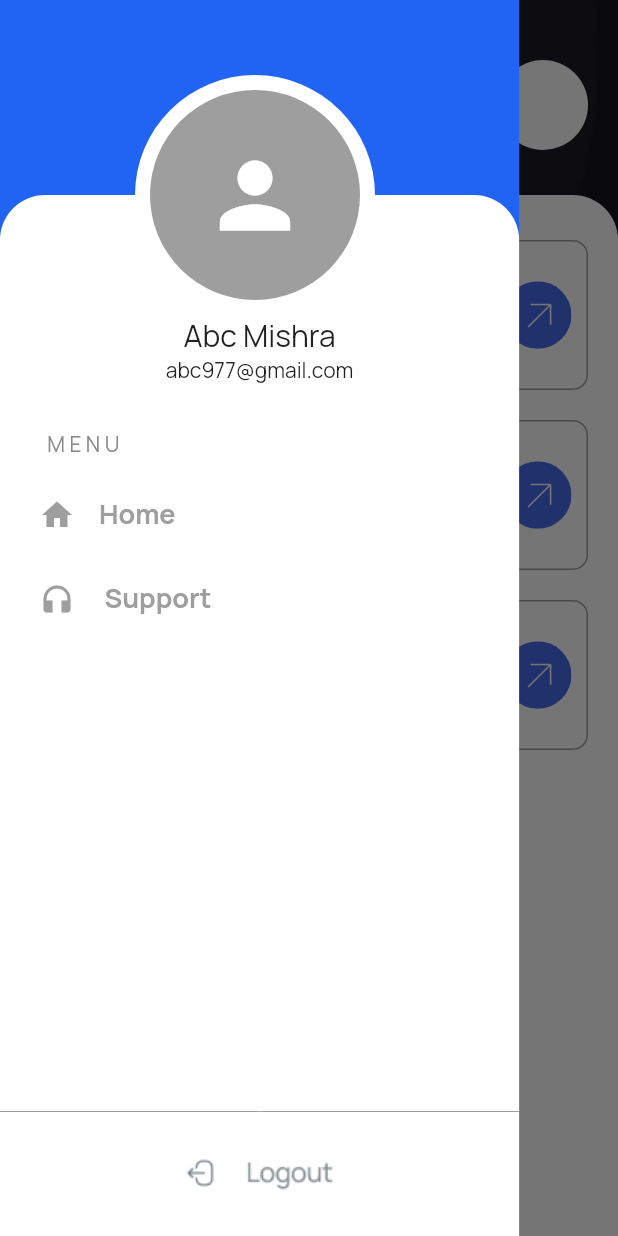
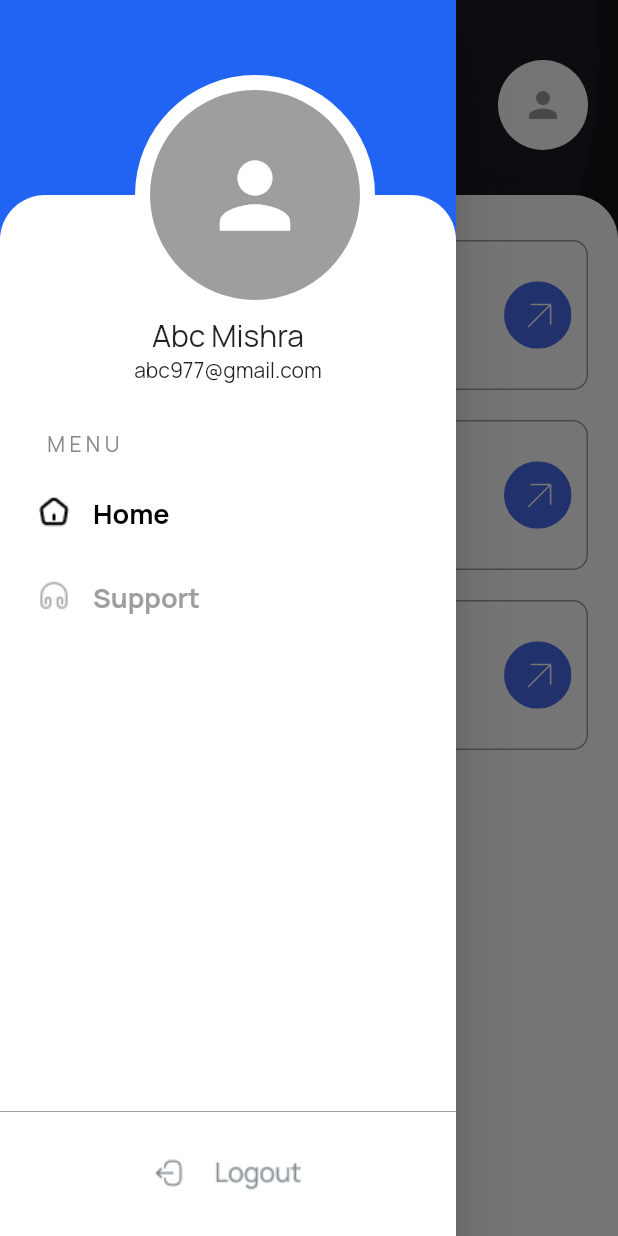
Before and after one commit to nestorbird/NotiBell-Flutter-App, a Flutter app: the HomeScreen screen opened directly, with the side drawer open, on a phone screen of 412 x 824 dp. Run offline on Flutter 3.47's test engine with Material 2 defaults, Android fonts, the light colour scheme and no system bars; our stand-ins replace connectivity_plus, firebase_core, firebase_messaging, flutter_svg, google_fonts, shared_preferences; accounts and stored records are empty.

Commit message:
Side hamburger using custom Drawer(Stack)

```diff
--- a/lib/screens/home_screen/view/home_screen.dart
+++ b/lib/screens/home_screen/view/home_screen.dart
@@ -20,10 +20,14 @@ class HomeScreen extends StatefulWidget {
 class _HomeScreenState extends State<HomeScreen> {
   late HomeScreenProvider _homeScreenProvider;
   String profileImageurl = "";
-  bool _selected = false;
-  bool _selected2 = false;
 
-  List<String> name = ['Home', 'Support'];
+  List<String> texts = ['Home', 'Support'];
+  List<bool> _isSelected = [true, false];
+  List<Widget> _list = [const HomeScreen(), const SizedBox()];
+  List<String> images = [
+    "lib/assets/images/home.png",
+    "lib/assets/images/headphone.png"
+  ];
 
   @override
   void initState() {
@@ -55,20 +59,17 @@ class _HomeScreenState extends State<HomeScreen> {
               ),
               Padding(
                 padding: const EdgeInsets.fromLTRB(10, 20, 20, 0),
-                child: Container(
-                  // color: Colors.blueAccent,
                 child: Row(
                   mainAxisAlignment: MainAxisAlignment.spaceBetween,
                   crossAxisAlignment: CrossAxisAlignment.center,
                   children: [
                     Container(
-                        margin: EdgeInsets.only(left: 10),
+                      margin: const EdgeInsets.only(left: 10),
                       decoration: BoxDecoration(
                           shape: BoxShape.circle,
-                            border:
-                                Border.all(color: Colors.white, width: 1.0)),
+                          border: Border.all(color: Colors.white, width: 1.0)),
                       child: IconButton(
-                            icon: Icon(
+                          icon: const Icon(
                             Icons.menu,
                             size: 28,
                             color: Colors.white,
@@ -77,28 +78,6 @@ class _HomeScreenState extends State<HomeScreen> {
                             _globalKey.currentState!.openDrawer();
                           }),
                     ),
-                      // Ink(
-                      //   decoration: BoxDecoration(
-                      //     border: Border.all(color: Colors.white, width: 10.0),
-                      //     shape: BoxShape.circle,
-                      //   ),
-                      //   child: InkWell(
-                      //     borderRadius: BorderRadius.circular(100.0),
-                      //     onTap: () {
-                      //       setState(() {
-                      //         _globalKey.currentState!.openDrawer();
-                      //       });
-                      //     },
-                      //     child: const Padding(
-                      //       padding: EdgeInsets.all(10.0),
-                      //       child: Icon(
-                      //         Icons.menu,
-                      //         size: 28.0,
-                      //         color: Colors.white,
-                      //       ),
-                      //     ),
-                      //   ),
-                      // ),
                     Container(
                       margin: const EdgeInsets.only(top: 10),
                       height: 90,
@@ -113,18 +92,21 @@ class _HomeScreenState extends State<HomeScreen> {
                                 fontSize: 25,
                                 fontWeight: FontWeight.bold),
                           ),
-                            Text('Text 2',
-                                style: TextStyle(color: Colors.white))
+                          Text('Text 2', style: TextStyle(color: Colors.white))
                         ],
                       ),
                     ),
-                      CircleAvatar(
+                    const CircleAvatar(
                       backgroundColor: Colors.white,
                       radius: 30,
+                      child: Icon(
+                        Icons.person,
+                        color: Colors.grey,
+                        size: 28,
+                      ),
                       // child: _getNetworkImage(value.profileImageUrl!, ""),
                     )
                   ],
-                  ),
                 ),
               ),
               Container(
@@ -179,7 +161,8 @@ class _HomeScreenState extends State<HomeScreen> {
   }
 
   Widget get _drawer {
-    return Stack(
+    return Drawer(
+        child: Stack(
       fit: StackFit.passthrough,
       children: [
         Container(
@@ -187,11 +170,6 @@ class _HomeScreenState extends State<HomeScreen> {
           width: MediaQuery.of(context).size.width * 0.84,
           padding: const EdgeInsets.all(20),
           color: const Color.fromARGB(255, 33, 100, 243),
-          // decoration: BoxDecoration(
-          //   image: DecorationImage(
-          //       image: AssetImage(AssetPaths.homeBackgroundImg),
-          //       fit: BoxFit.cover),
-          // ),
         ),
         Container(
           width: MediaQuery.of(context).size.width * 0.84,
@@ -222,7 +200,8 @@ class _HomeScreenState extends State<HomeScreen> {
                       ),
                       Text("abc977@gmail.com")
                     ],
-                    )),
+                  ),
+                ),
                 const SizedBox(
                   height: 30,
                 ),
@@ -239,76 +218,47 @@ class _HomeScreenState extends State<HomeScreen> {
                 Expanded(
                     child: Container(
                         padding: const EdgeInsets.only(left: 10),
-                  child: ListView(
-                    children: [
-                      ListTile(
-                        selected: _selected,
-                        leading: const Icon(Icons.home),
-                        minLeadingWidth: 0,
-                        title: const Text(
-                          'Home',
-                          style: TextStyle(
-                              fontSize: 18, fontWeight: FontWeight.bold),
-                        ),
+                        child: ListView.builder(
+                            itemCount: texts.length,
+                            itemBuilder: (BuildContext context, int index) {
+                              return ListTile(
                                 onTap: () {
+                                  for (int i = 0; i < _isSelected.length; i++) {
                                     setState(() {
-                            _selected = !_selected;
+                                      if (index == i) {
+                                        _isSelected[index] = true;
+                                        setState(() {
                                           Navigator.push(
                                             context,
                                             MaterialPageRoute(
-                                  builder: (context) => const HomeScreen()),
+                                                builder: (context) =>
+                                                    _list[index]),
                                           );
                                         });
+                                      } else {
+                                        _isSelected[i] = false;
+                                      }
+                                    });
+                                  }
                                 },
-                        iconColor: MaterialStateColor.resolveWith(
-                            (Set<MaterialState> State) {
-                          if (State.contains(MaterialState.selected)) {
-                            return Colors.black;
-                          } else {
-                            return Colors.grey;
-                          }
-                        }),
-                        textColor: MaterialStateColor.resolveWith(
-                            (Set<MaterialState> State) {
-                          if (State.contains(MaterialState.selected)) {
-                            return Colors.black;
-                          } else {
-                            return Colors.grey;
-                          }
-                        }),
+                                minLeadingWidth: 0,
+                                leading: Image.asset(
+                                  images[index],
+                                  color: _isSelected[index]
+                                      ? Colors.black
+                                      : Colors.grey,
                                 ),
-                      ListTile(
-                        leading: const Icon(Icons.headphones),
-                        title: const Text(' Support',
+                                title: Text(
+                                  texts[index],
                                   style: TextStyle(
-                                color: Colors.grey,
                                       fontSize: 18,
-                                fontWeight: FontWeight.bold)),
-                        minLeadingWidth: 0,
-                        onTap: () {
-                          _selected2 = !_selected2;
-                          Navigator.pop(context);
-                        },
-                        iconColor: MaterialStateColor.resolveWith(
-                            (Set<MaterialState> State) {
-                          if (State.contains(MaterialState.selected)) {
-                            return Colors.black;
-                          } else {
-                            return Colors.grey;
-                          }
-                        }),
-                        textColor: MaterialStateColor.resolveWith(
-                            (Set<MaterialState> State) {
-                          if (State.contains(MaterialState.selected)) {
-                            return Colors.black;
-                          } else {
-                            return Colors.grey;
-                          }
-                        }),
+                                      fontWeight: FontWeight.bold,
+                                      color: _isSelected[index]
+                                          ? Colors.black
+                                          : Colors.grey),
                                 ),
-                    ],
-                  ),
-                )),
+                              );
+                            }))),
                 const Divider(
                   color: Colors.grey,
                 ),
@@ -327,19 +277,6 @@ class _HomeScreenState extends State<HomeScreen> {
                       mainAxisAlignment: MainAxisAlignment.center,
                       children: [Image.asset('lib/assets/images/logout.png')],
                     ),
-                    // child: ListTile(
-                    //   leading: const Icon(
-                    //     Icons.logout,
-                    //   ),
-                    //   minLeadingWidth: 0,
-                    //   title: const Text(
-                    //     ' Logout ',
-                    //     textAlign: TextAlign.center,
-                    //   ),
-                    //   onTap: () {
-                    //     Navigator.pop(context);
-                    //   },
-                    // ),
                   ),
                 )
               ],
@@ -364,7 +301,7 @@ class _HomeScreenState extends State<HomeScreen> {
           ),
         )
       ],
-    );
+    ));
   }
 
   // Widget _getNetworkImage(String networkImageUrl, String defaultAssetUrl) {
```
Also changed, not shown: lib/assets/images/headphone.png (added), lib/assets/images/home.png (added). Lines whose indentation alone changed are shown as unchanged.
